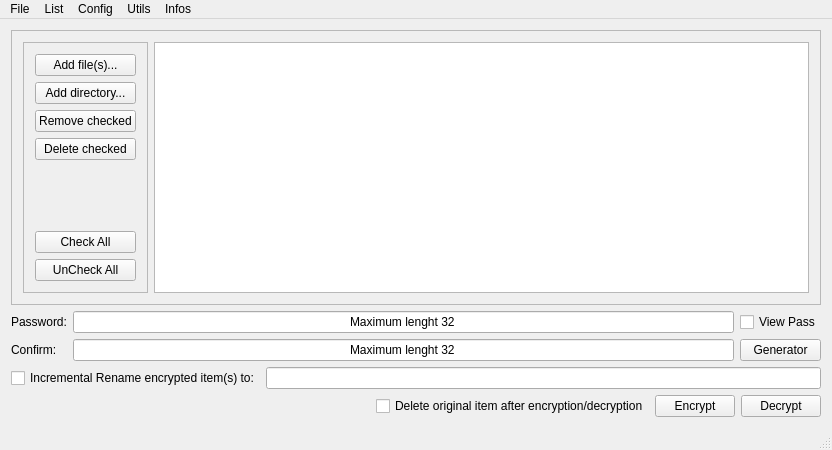
Qt form src/arsenic/mainwindow.ui (Antidote1911/arsenic) before a commit.
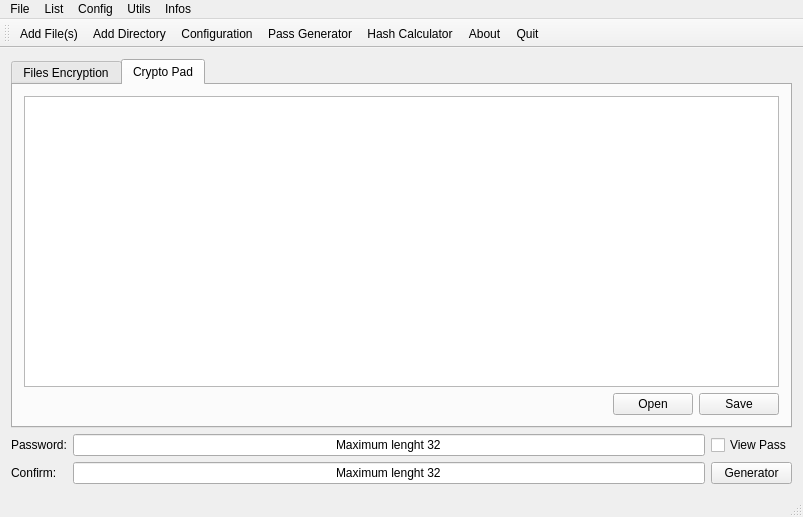
The same form after that commit. Icons and pictures are not drawn.

Patch:
```diff
--- a/src/arsenic/mainwindow.ui
+++ b/src/arsenic/mainwindow.ui
@@ -6,8 +6,8 @@
    <rect>
     <x>0</x>
     <y>0</y>
-    <width>832</width>
-    <height>450</height>
+    <width>803</width>
+    <height>517</height>
    </rect>
   </property>
   <property name="windowTitle">
@@ -16,6 +16,16 @@
   <widget class="QWidget" name="centralWidget">
    <layout class="QVBoxLayout" name="verticalLayout">
     <item>
+     <widget class="QTabWidget" name="tabWidget">
+      <property name="currentIndex">
+       <number>1</number>
+      </property>
+      <widget class="QWidget" name="tab">
+       <attribute name="title">
+        <string>Files Encryption</string>
+       </attribute>
+       <layout class="QVBoxLayout" name="verticalLayout_3">
+        <item>
      <widget class="QFrame" name="frame">
       <property name="frameShape">
        <enum>QFrame::StyledPanel</enum>
@@ -102,79 +112,21 @@
      </widget>
     </item>
     <item>
-     <layout class="QGridLayout" name="gridLayout">
-      <item row="0" column="1">
-       <widget class="QLineEdit" name="password_0">
-        <property name="text">
-         <string notr="true">Maximum lenght 32</string>
-        </property>
-        <property name="alignment">
-         <set>Qt::AlignCenter</set>
-        </property>
-        <property name="placeholderText">
-         <string notr="true"/>
-        </property>
-       </widget>
-      </item>
-      <item row="0" column="0">
-       <widget class="QLabel" name="password_label">
-        <property name="text">
-         <string>Password:</string>
-        </property>
-       </widget>
-      </item>
-      <item row="1" column="1">
-       <widget class="QLineEdit" name="password_1">
-        <property name="text">
-         <string notr="true">Maximum lenght 32</string>
-        </property>
-        <property name="alignment">
-         <set>Qt::AlignCenter</set>
-        </property>
-        <property name="placeholderText">
-         <string notr="true"/>
-        </property>
-       </widget>
-      </item>
-      <item row="1" column="0">
-       <widget class="QLabel" name="label">
-        <property name="text">
-         <string>Confirm:</string>
-        </property>
-       </widget>
-      </item>
-      <item row="0" column="2">
-       <widget class="QCheckBox" name="viewpass">
-        <property name="text">
-         <string>View Pass</string>
-        </property>
-       </widget>
-      </item>
-      <item row="1" column="2">
-       <widget class="QPushButton" name="generator">
-        <property name="text">
-         <string>Generator</string>
-        </property>
-       </widget>
-      </item>
-     </layout>
-    </item>
+         <layout class="QHBoxLayout" name="horizontalLayout_3">
     <item>
-     <layout class="QGridLayout" name="gridLayout_2">
-      <item row="1" column="1">
-       <widget class="QLineEdit" name="encrypt_filename">
-        <property name="text">
-         <string/>
-        </property>
-       </widget>
-      </item>
-      <item row="1" column="0">
        <widget class="QCheckBox" name="encrypt_rename">
         <property name="text">
          <string>Incremental Rename encrypted item(s) to:</string>
         </property>
        </widget>
       </item>
+          <item>
+           <widget class="QLineEdit" name="encrypt_filename">
+            <property name="text">
+             <string/>
+            </property>
+           </widget>
+          </item>
      </layout>
     </item>
     <item>
@@ -221,12 +173,119 @@
     </item>
    </layout>
   </widget>
+      <widget class="QWidget" name="tab_2">
+       <attribute name="title">
+        <string>Crypto Pad</string>
+       </attribute>
+       <layout class="QVBoxLayout" name="verticalLayout_4">
+        <item>
+         <widget class="QPlainTextEdit" name="textEdit"/>
+        </item>
+        <item>
+         <layout class="QHBoxLayout" name="horizontalLayout_2">
+          <item>
+           <spacer name="horizontalSpacer_2">
+            <property name="orientation">
+             <enum>Qt::Horizontal</enum>
+            </property>
+            <property name="sizeHint" stdset="0">
+             <size>
+              <width>40</width>
+              <height>20</height>
+             </size>
+            </property>
+           </spacer>
+          </item>
+          <item>
+           <widget class="QPushButton" name="pushOpen">
+            <property name="text">
+             <string>Open</string>
+            </property>
+           </widget>
+          </item>
+          <item>
+           <widget class="QPushButton" name="pushSave">
+            <property name="text">
+             <string>Save</string>
+            </property>
+           </widget>
+          </item>
+         </layout>
+        </item>
+       </layout>
+      </widget>
+     </widget>
+    </item>
+    <item>
+     <layout class="QGridLayout" name="gridLayout">
+      <item row="0" column="0">
+       <widget class="QLabel" name="password_label">
+        <property name="text">
+         <string>Password:</string>
+        </property>
+       </widget>
+      </item>
+      <item row="0" column="1">
+       <widget class="QLineEdit" name="password_0">
+        <property name="text">
+         <string notr="true">Maximum lenght 32</string>
+        </property>
+        <property name="alignment">
+         <set>Qt::AlignCenter</set>
+        </property>
+        <property name="placeholderText">
+         <string notr="true"/>
+        </property>
+       </widget>
+      </item>
+      <item row="1" column="1">
+       <widget class="QLineEdit" name="password_1">
+        <property name="text">
+         <string notr="true">Maximum lenght 32</string>
+        </property>
+        <property name="alignment">
+         <set>Qt::AlignCenter</set>
+        </property>
+        <property name="placeholderText">
+         <string notr="true"/>
+        </property>
+       </widget>
+      </item>
+      <item row="1" column="0">
+       <widget class="QLabel" name="label">
+        <property name="text">
+         <string>Confirm:</string>
+        </property>
+       </widget>
+      </item>
+      <item row="1" column="2">
+       <widget class="QPushButton" name="generator">
+        <property name="text">
+         <string>Generator</string>
+        </property>
+        <property name="icon">
+         <iconset resource="rsc.qrc">
+          <normaloff>:/pixmaps/alpha-g-circle-outline.svg</normaloff>:/pixmaps/alpha-g-circle-outline.svg</iconset>
+        </property>
+       </widget>
+      </item>
+      <item row="0" column="2">
+       <widget class="QCheckBox" name="viewpass">
+        <property name="text">
+         <string>View Pass</string>
+        </property>
+       </widget>
+      </item>
+     </layout>
+    </item>
+   </layout>
+  </widget>
   <widget class="QMenuBar" name="menuBar">
    <property name="geometry">
     <rect>
      <x>0</x>
      <y>0</y>
-     <width>832</width>
+     <width>803</width>
      <height>23</height>
     </rect>
    </property>
@@ -286,6 +345,33 @@
    <addaction name="menuInfos"/>
   </widget>
   <widget class="QStatusBar" name="statusBar"/>
+  <widget class="QToolBar" name="toolBar">
+   <property name="windowTitle">
+    <string>toolBar</string>
+   </property>
+   <property name="iconSize">
+    <size>
+     <width>20</width>
+     <height>20</height>
+    </size>
+   </property>
+   <property name="toolButtonStyle">
+    <enum>Qt::ToolButtonIconOnly</enum>
+   </property>
+   <attribute name="toolBarArea">
+    <enum>TopToolBarArea</enum>
+   </attribute>
+   <attribute name="toolBarBreak">
+    <bool>false</bool>
+   </attribute>
+   <addaction name="actionAdd_File"/>
+   <addaction name="actionAdd_Directory"/>
+   <addaction name="actionConfiguration"/>
+   <addaction name="actionPassword_Generator"/>
+   <addaction name="actionHash_Calculator"/>
+   <addaction name="actionAbout_Arsenic"/>
+   <addaction name="actionQuit"/>
+  </widget>
   <action name="actionAdd_File">
    <property name="text">
     <string>Add File(s)</string>
@@ -351,7 +437,7 @@
   </action>
   <action name="actionPassword_Generator">
    <property name="text">
-    <string>Password Generator</string>
+    <string>Pass Generator</string>
    </property>
   </action>
   <action name="actionHash_Calculator">
@@ -361,7 +447,7 @@
   </action>
   <action name="actionAbout_Arsenic">
    <property name="text">
-    <string>About Arsenic</string>
+    <string>About</string>
    </property>
   </action>
   <action name="actionAbout_Qt">
```
Left out of the diff: 63 changed lines with no effect on the pictures. Lines whose indentation alone changed are shown as unchanged.
